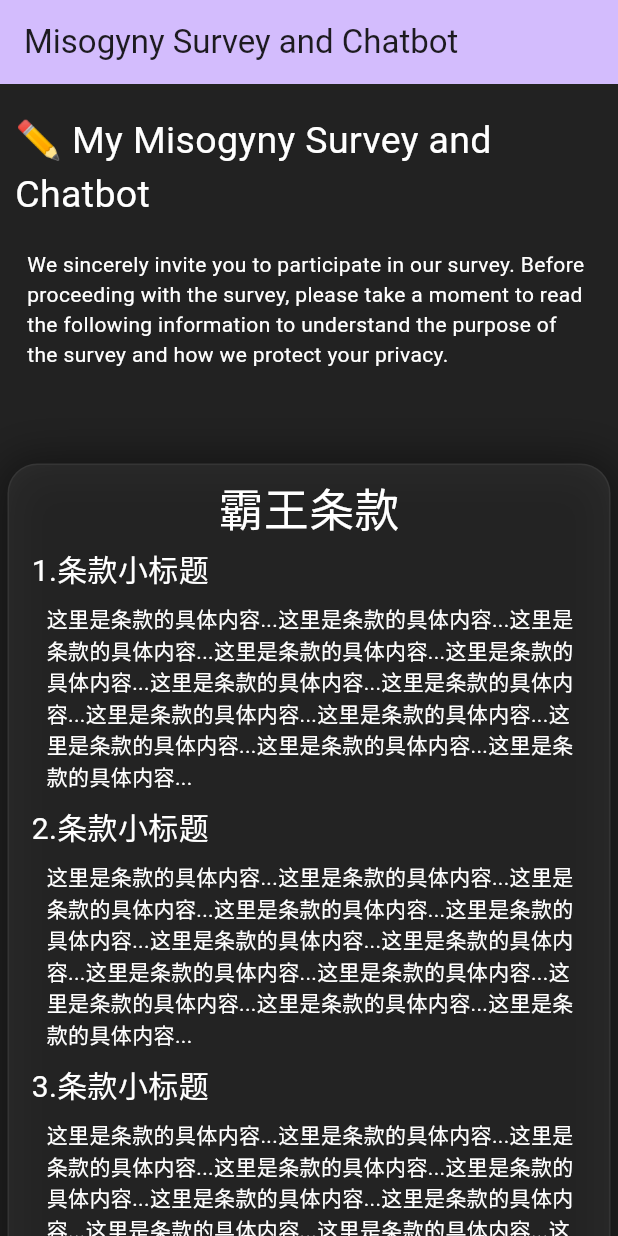
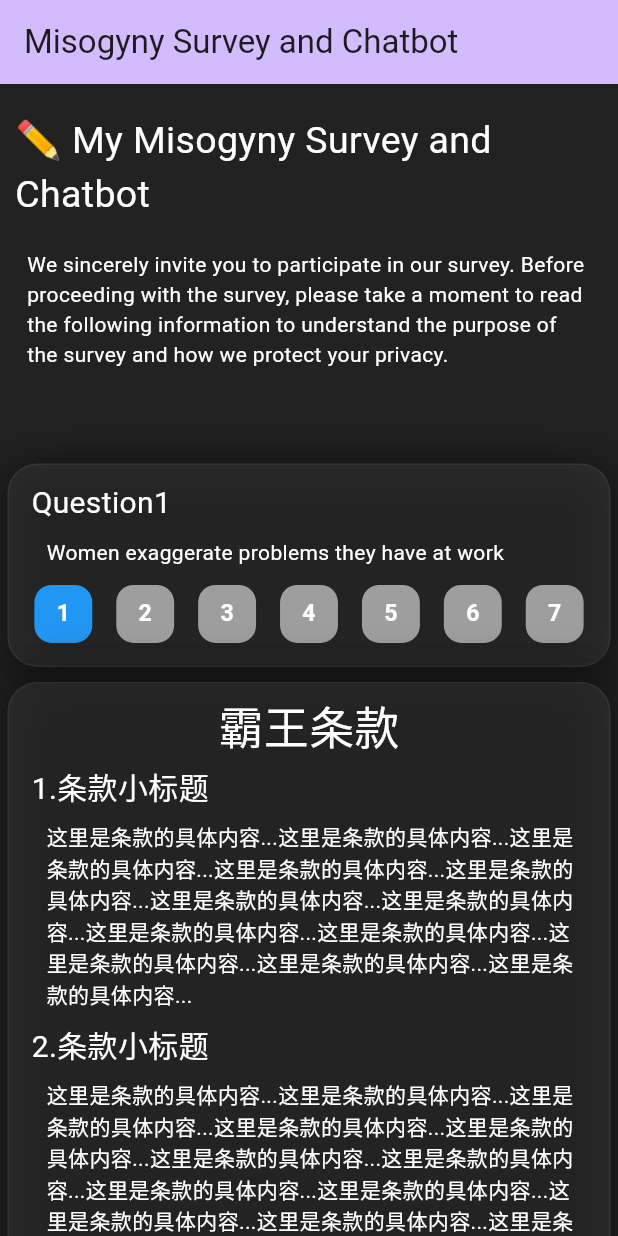
Before and after one commit to JJingLu/Capstone, a Flutter app: the screen it shows after launch, on a phone screen of 412 x 824 dp. Run offline on Flutter 3.47's test engine with Material 3 defaults, Android fonts, the phone set to English and light mode, and no system bars.

Commit message:
Questionnaire cell mutex button

```diff
--- /dev/null
+++ b/aiescapstone/lib/QuestionCells.dart
@@ -0,0 +1,107 @@
+import 'package:flutter/material.dart';
+
+import 'package:flutter/material.dart';
+
+class GearSelector extends StatefulWidget {
+  @override
+  _GearSelectorState createState() => _GearSelectorState();
+}
+
+class _GearSelectorState extends State<GearSelector> {
+  int selectedGear = 1;
+
+  @override
+  Widget build(BuildContext context) {
+    return LayoutBuilder(
+      builder: (context, constraints) {
+        final buttonWidth = constraints.maxWidth * 0.1;
+        return Column(
+          children: [
+            Row(
+              mainAxisAlignment: MainAxisAlignment.center,
+              children: List.generate(
+                7,
+                (index) => GestureDetector(
+                  onTap: () {
+                    setState(() {
+                      selectedGear = index + 1;
+                    });
+                  },
+                  child: Container(
+                    margin: const EdgeInsets.all(8),
+                    width: buttonWidth,
+                    height: buttonWidth,
+                    decoration: BoxDecoration(
+                      color:
+                          selectedGear == index + 1 ? Colors.blue : Colors.grey,
+                      borderRadius: BorderRadius.circular(buttonWidth * 0.3),
+                    ),
+                    child: Center(
+                      child: Text(
+                        '${index + 1}',
+                        style: TextStyle(
+                          color: Colors.white,
+                          fontSize: buttonWidth * 0.4,
+                          fontWeight: FontWeight.bold,
+                        ),
+                      ),
+                    ),
+                  ),
+                ),
+              ),
+            )
+          ],
+        );
+      },
+    );
+  }
+}
+
+class QuestionCell extends StatelessWidget {
+  const QuestionCell({super.key, required this.title, required this.content});
+  final String title;
+  final String content;
+
+  @override
+  Widget build(BuildContext context) {
+    return Container(
+        margin: const EdgeInsets.fromLTRB(5, 5, 5, 5),
+        padding: const EdgeInsets.all(7),
+        decoration: BoxDecoration(
+            color: Colors.grey.withAlpha(30),
+            border: Border.all(
+              color: Colors.grey.withAlpha(25),
+            ),
+            borderRadius: BorderRadius.all(Radius.circular(20)),
+            boxShadow: [
+              BoxShadow(
+                color: Colors.black.withAlpha(120),
+                spreadRadius: 5,
+                blurRadius: 27,
+                offset: Offset(0, 3), // changes position of shadow
+              ),
+            ]),
+        child: Column(
+            crossAxisAlignment: CrossAxisAlignment.stretch,
+            mainAxisAlignment: MainAxisAlignment.spaceEvenly,
+            children: [
+              Container(
+                padding: EdgeInsets.fromLTRB(8, 4, 8, 4),
+                child: Text(
+                  title,
+                  style: const TextStyle(color: Colors.white, fontSize: 20),
+                  textAlign: TextAlign.left,
+                ),
+              ),
+              Container(
+                padding: EdgeInsets.fromLTRB(18, 4, 8, 4),
+                child: Text(
+                  content,
+                  style: const TextStyle(color: Colors.white, fontSize: 14),
+                  textAlign: TextAlign.left,
+                ),
+              ),
+              GearSelector(),
+            ]));
+  }
+}
--- a/aiescapstone/lib/Questionnaire.dart
+++ b/aiescapstone/lib/Questionnaire.dart
@@ -1,5 +1,6 @@
 import 'package:aiescapstone/ChatbotPage.dart';
 import 'package:flutter/material.dart';
+import 'QuestionCells.dart';
 
 class QuestionnairePage extends StatelessWidget {
   @override
@@ -16,51 +17,6 @@ class QuestionnairePage extends StatelessWidget {
         ),
         backgroundColor: Colors.black87,
         body: QuestionnaireContents());
-  }
-}
-
-class QuestionCell extends StatelessWidget {
-  const QuestionCell({super.key, required this.title, required this.content});
-  final String title;
-  final String content;
-
-  @override
-  Widget build(BuildContext context) {
-    return Container(
-        margin: const EdgeInsets.fromLTRB(5, 5, 5, 5),
-        padding: const EdgeInsets.all(7),
-        decoration: BoxDecoration(
-            color: Colors.grey.withAlpha(30),
-            border: Border.all(
-              color: Colors.grey.withAlpha(25),
-            ),
-            borderRadius: BorderRadius.all(Radius.circular(20)),
-            boxShadow: [
-              BoxShadow(
-                color: Colors.black.withAlpha(120),
-                spreadRadius: 5,
-                blurRadius: 27,
-                offset: Offset(0, 3), // changes position of shadow
-              ),
-            ]),
-        child: Column(crossAxisAlignment: CrossAxisAlignment.stretch, mainAxisAlignment: MainAxisAlignment.spaceEvenly, children: [
-          Container(
-            padding: EdgeInsets.fromLTRB(8, 4, 8, 4),
-            child: Text(
-              title,
-              style: const TextStyle(color: Colors.white, fontSize: 20),
-              textAlign: TextAlign.left,
-            ),
-          ),
-          Container(
-            padding: EdgeInsets.fromLTRB(18, 4, 8, 4),
-            child: Text(
-              content,
-              style: const TextStyle(color: Colors.white, fontSize: 14),
-              textAlign: TextAlign.left,
-            ),
-          ),
-        ]));
   }
 }
 
--- a/aiescapstone/lib/main.dart
+++ b/aiescapstone/lib/main.dart
@@ -1,11 +1,14 @@
+import 'package:aiescapstone/QuestionCells.dart';
 import 'package:aiescapstone/Questionnaire.dart';
 import 'package:aiescapstone/SingleValueSliderController.dart';
 import 'package:flutter/material.dart';
 import 'package:flutter/material.dart';
+import 'QuestionCells.dart';
 
 void main() {
   runApp(const MyApp());
 }
+
 
 class TermsAndConditionSubParagraph extends StatelessWidget {
   const TermsAndConditionSubParagraph({super.key, required this.title, required this.content});
@@ -57,6 +60,7 @@
                 textAlign: TextAlign.left,
               )),
           SizedBox(height: 40),
+          QuestionCell(title: "Question1", content: "Women exaggerate problems they have at work"),
           Container(
               margin: const EdgeInsets.fromLTRB(5, 5, 5, 5),
               padding: const EdgeInsets.all(7),
```
